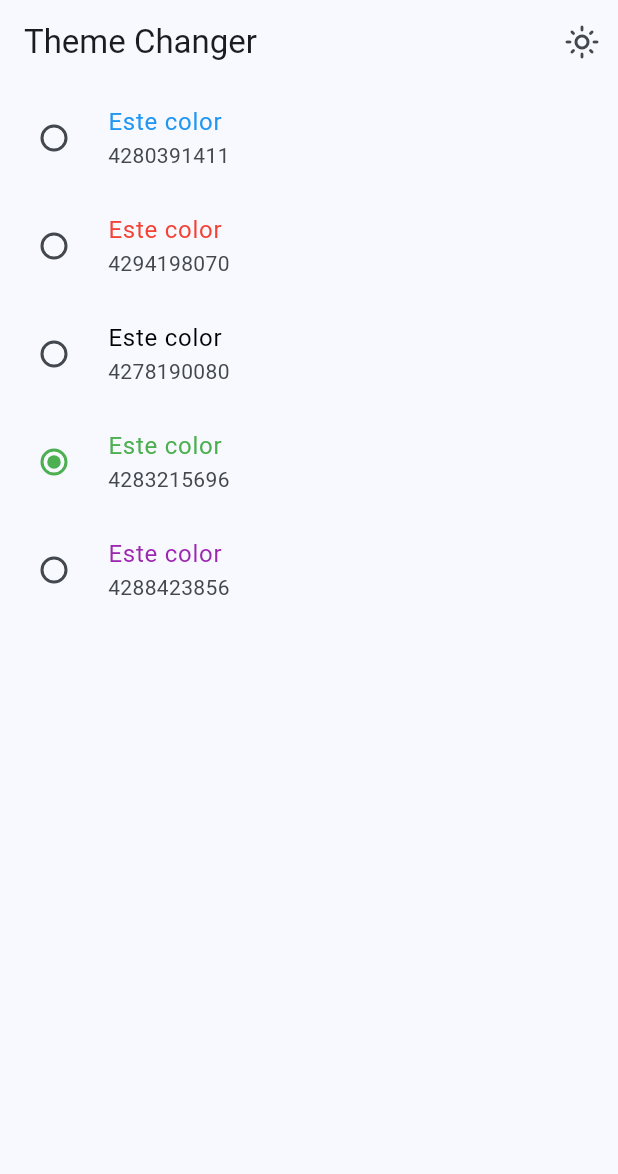
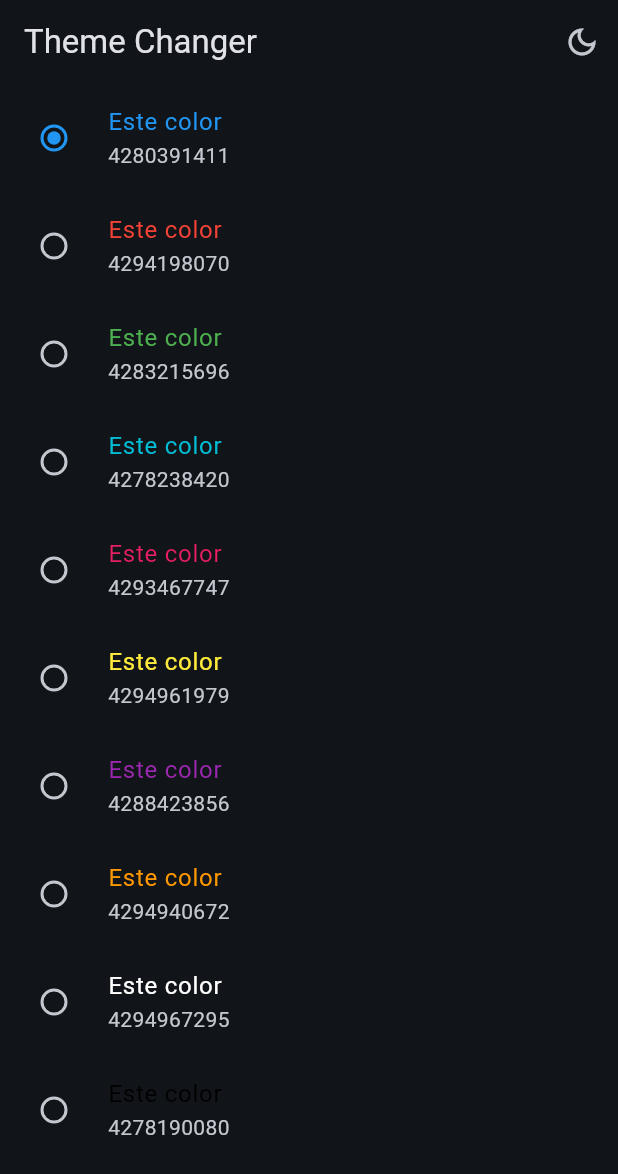
Before and after one commit to RiosHectorM/widgets_tools, a Flutter app: the ThemeChangerScreen screen opened by its route, after a tap on the "light mode" icon, on a phone screen of 412 x 824 dp. Shown: the top 1174 px of the screen. Run offline on Flutter 3.47's test engine with Material 3 defaults, Android fonts, the phone set to English and light mode, and no system bars; our stand-ins replace animate_do, flutter_riverpod, go_router.

Commit message:
Change Color ready

```diff
--- a/lib/config/presentation/providers/theme_provider.dart
+++ b/lib/config/presentation/providers/theme_provider.dart
@@ -4,3 +4,5 @@
 final isDarkModeProvider = StateProvider((ref) => false);
 
 final colorListProvider = Provider((ref) => colorList);
+
+final selectedColorProvider = StateProvider((ref) => 0);
--- a/lib/config/presentation/screens/counter/counter_screen.dart
+++ b/lib/config/presentation/screens/counter/counter_screen.dart
@@ -21,7 +21,6 @@
                 ref.read(isDarkModeProvider.notifier).state = !isDarkMode;
               },
             )],
-
       ),
       body: Center(
         child: Text('Valor: $clickCounter'),
--- a/lib/config/presentation/screens/theme_changer/theme_changer_screen.dart
+++ b/lib/config/presentation/screens/theme_changer/theme_changer_screen.dart
@@ -15,7 +15,9 @@
           icon: Icon(isDarkMode
               ? Icons.dark_mode_outlined
               : Icons.light_mode_outlined),
-          onPressed: () {},
+          onPressed: () {
+            ref.read(isDarkModeProvider.notifier).state  = !isDarkMode;
+          },
         )
       ]),
       body: const _ThemeChangerView(),
@@ -29,21 +31,21 @@
   @override
   Widget build(BuildContext context, ref) {
     final List<Color> colors = ref.watch(colorListProvider);
+    final int selectedColor = ref.watch(selectedColorProvider);
 
     return ListView.builder(
         itemCount: colors.length,
         itemBuilder: (context, index) {
           final Color color = colors[index];
           return RadioListTile(
-            title: Text('Este color', style: TextStyle(color: color)),
-            subtitle: Text('${color.value}'),
-            activeColor: color,
-            value: index,
-            groupValue: 3,
-            onChanged: (value){
-              //TODO cambio
-            }
-          );
+              title: Text('Este color', style: TextStyle(color: color)),
+              subtitle: Text('${color.value}'),
+              activeColor: color,
+              value: index,
+              groupValue: selectedColor,
+              onChanged: (value) {
+                ref.read(selectedColorProvider.notifier).state = index;
+              });
         });
   }
 }
--- a/lib/config/theme/app_theme.dart
+++ b/lib/config/theme/app_theme.dart
@@ -3,21 +3,28 @@
 const colorList = <Color>[
   Colors.blue,
   Colors.red,
+  Colors.green,
+  Colors.cyan,
+  Colors.pink,
+  Colors.yellow,
+  Colors.purple,
+  Colors.orange,
+  Colors.white,
   Colors.black,
-  Colors.green,
-  Colors.purple,
 ];
 
 class AppTheme {
   final int selectedColor;
+  final bool isDarkMode;
 
-  AppTheme({this.selectedColor = 0})
+  AppTheme({this.selectedColor = 0, this.isDarkMode = false})
       : assert(selectedColor >= 0, 'Selected color must be greater then 0'),
-      assert(selectedColor < colorList.length, 'Selected color must be less or equal then ${colorList.length-1}');
+        assert(selectedColor < colorList.length,
+            'Selected color must be less or equal then ${colorList.length - 1}');
 
-  ThemeData getTheme() => ThemeData(
-    useMaterial3: true,
-    colorSchemeSeed: colorList[selectedColor]
-
-  );
+  ThemeData getTheme() =>
+      ThemeData(
+        useMaterial3: true,
+        brightness: isDarkMode ? Brightness.dark : Brightness.light ,
+        colorSchemeSeed: colorList[selectedColor]);
 }
--- a/lib/main.dart
+++ b/lib/main.dart
@@ -1,4 +1,5 @@
 import 'package:flutter/material.dart';
+import 'package:widgets_tools/config/presentation/providers/theme_provider.dart';
 import 'package:widgets_tools/config/router/app_router.dart';
 import 'package:widgets_tools/config/theme/app_theme.dart';
 import 'package:flutter_riverpod/flutter_riverpod.dart';
@@ -7,16 +8,18 @@
   runApp(const ProviderScope(child: MainApp()));
 }
 
-class MainApp extends StatelessWidget {
+class MainApp extends ConsumerWidget {
   const MainApp({super.key});
 
   @override
-  Widget build(BuildContext context) {
+  Widget build(BuildContext context, WidgetRef ref) {
+    final bool isDarkMode = ref.watch(isDarkModeProvider);
+    final int selectedColor = ref.watch(selectedColorProvider);
     return MaterialApp.router(
       title: 'Flutter Widgets',
       routerConfig: appRouter,
       debugShowCheckedModeBanner: false,
-      theme: AppTheme(selectedColor: 0).getTheme(),
+      theme: AppTheme(selectedColor: selectedColor, isDarkMode: isDarkMode).getTheme(),
     );
   }
 }
```
